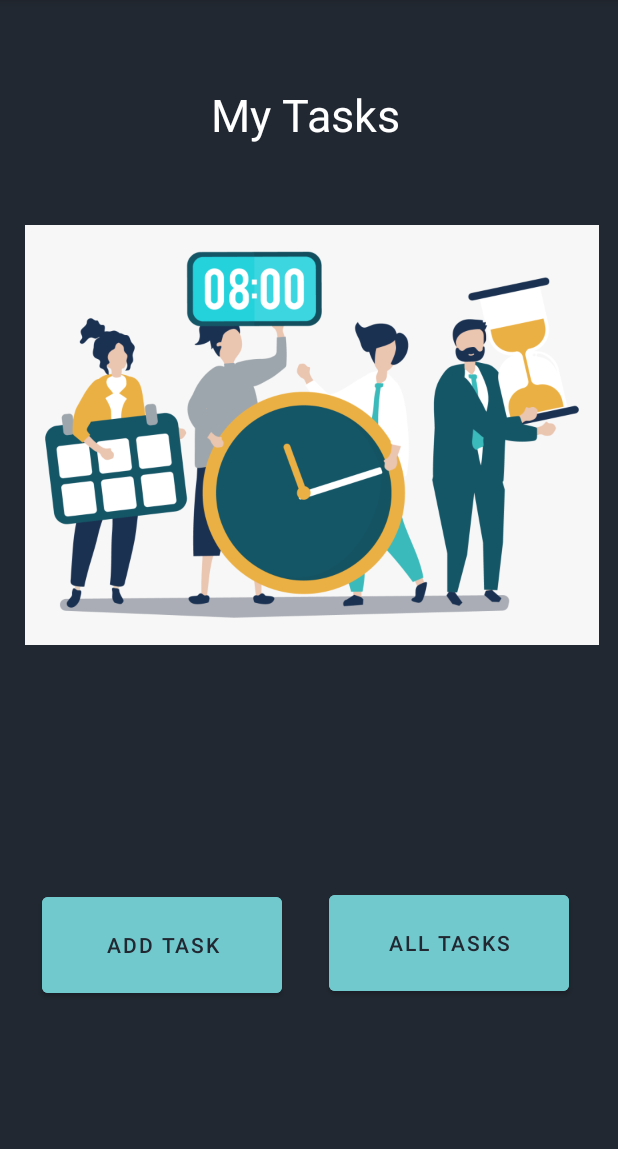
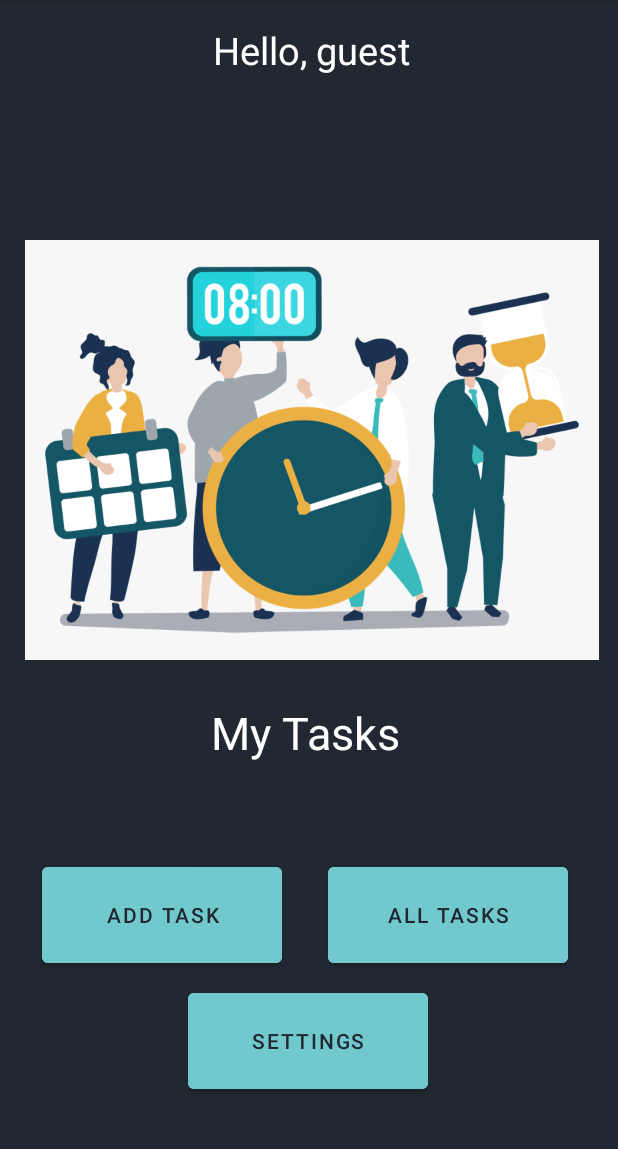
Before and after one commit to RahafJ96/taskmaster, an Android app: the MyTasks screen opened directly, with no data from a screen before it, on a phone screen of 412 x 824 dp, the part 84-1233 px from its top. Run offline under Robolectric (Android 15) with nearby library versions, the phone set to English and light mode, and no system bars.

Commit message:
lab-27 sloved

```diff
--- a/app/build.gradle
+++ b/app/build.gradle
@@ -29,6 +29,7 @@ android {
 
 dependencies {
     implementation'com.github.chyrta:AndroidOnboarder:0.7'
+    implementation 'androidx.preference:preference:1.1.1'
     implementation 'androidx.appcompat:appcompat:1.3.1'
     implementation 'com.google.android.material:material:1.4.0'
     implementation 'androidx.constraintlayout:constraintlayout:2.1.1'
--- a/app/src/main/java/com/example/taskmaster/MyTasks.java
+++ b/app/src/main/java/com/example/taskmaster/MyTasks.java
@@ -5,9 +5,12 @@ import androidx.appcompat.app.ActionBar;
 import androidx.appcompat.app.AppCompatActivity;
 
 import android.content.Intent;
+import android.content.SharedPreferences;
 import android.os.Bundle;
+import android.preference.PreferenceManager;
 import android.view.MenuItem;
 import android.view.View;
+import android.widget.TextView;
 import android.widget.Toast;
 
 public class MyTasks extends AppCompatActivity {
@@ -29,4 +32,23 @@ public class MyTasks extends AppCompatActivity {
         Intent intent=new Intent(MyTasks.this,AllTasks.class);
         startActivity(intent);
     }
+    @Override
+    protected void onResume() {
+
+        super.onResume();
+
+        SharedPreferences prefs = PreferenceManager.getDefaultSharedPreferences(this);
+        String user = prefs.getString("username","guest");
+        String mail = prefs.getString("email",null);
+        TextView username=(TextView)findViewById(R.id.username);
+        TextView email=(TextView)findViewById(R.id.email);
+        username.setText("Hello, "+user);
+        email.setText(mail);
+    }
+
+    public void setting(View view) {
+        Intent i=new Intent(MyTasks.this,Settings.class);
+        startActivity(i);
+
+    }
 }
--- a/app/src/main/res/layout/activity_my_tasks.xml
+++ b/app/src/main/res/layout/activity_my_tasks.xml
@@ -7,45 +7,68 @@
     android:background="@color/purple"
     tools:context=".MyTasks">
 
+    <TextView
+        android:id="@+id/username"
+        android:layout_width="wrap_content"
+        android:layout_height="wrap_content"
+        android:layout_marginTop="16dp"
+        android:text="Hello, Guest"
+        android:textColor="@color/white"
+        android:textSize="25sp"
+        app:layout_constraintEnd_toEndOf="parent"
+        app:layout_constraintHorizontal_bias="0.505"
+        app:layout_constraintStart_toStartOf="parent"
+        app:layout_constraintTop_toTopOf="parent" />
+
+    <TextView
+        android:id="@+id/email"
+        android:layout_width="wrap_content"
+        android:layout_height="wrap_content"
+        android:text=""
+        android:textColor="@color/white"
+        android:textSize="15sp"
+        app:layout_constraintBottom_toTopOf="@+id/imageView"
+        app:layout_constraintEnd_toEndOf="parent"
+        app:layout_constraintHorizontal_bias="0.498"
+        app:layout_constraintStart_toStartOf="parent"
+        app:layout_constraintTop_toBottomOf="@+id/username" />
 
     <TextView
         android:id="@+id/textView"
         android:layout_width="130dp"
         android:layout_height="44dp"
-        android:layout_marginTop="56dp"
+        android:layout_marginBottom="60dp"
         android:text="My Tasks"
         android:textColor="@color/white"
         android:textSize="30sp"
+        app:layout_constraintBottom_toTopOf="@+id/allTasks"
         app:layout_constraintEnd_toEndOf="parent"
         app:layout_constraintHorizontal_bias="0.498"
-        app:layout_constraintStart_toStartOf="parent"
-        app:layout_constraintTop_toTopOf="parent" />
+        app:layout_constraintStart_toStartOf="parent" />
 
     <ImageView
         android:id="@+id/imageView"
         android:layout_width="match_parent"
         android:layout_height="280dp"
         android:layout_marginStart="4dp"
-        android:layout_marginTop="50dp"
+        android:layout_marginBottom="28dp"
         android:src="@drawable/pic1"
-        app:layout_constraintBottom_toTopOf="@+id/addTask"
+        app:layout_constraintBottom_toTopOf="@+id/textView"
         app:layout_constraintEnd_toEndOf="parent"
         app:layout_constraintHorizontal_bias="0.0"
-        app:layout_constraintStart_toStartOf="parent"
-        app:layout_constraintTop_toBottomOf="@+id/textView"
-        app:layout_constraintVertical_bias="0.0" />
+        app:layout_constraintStart_toStartOf="parent" />
 
     <Button
         android:id="@+id/addTask"
         android:layout_width="160dp"
         android:layout_height="76dp"
         android:layout_marginStart="28dp"
-        android:layout_marginBottom="100dp"
+        android:layout_marginBottom="8dp"
         android:backgroundTint="@color/purple_200"
         android:onClick="add"
         android:text="@string/add_task"
         android:textColor="@color/purple"
-        app:layout_constraintBottom_toBottomOf="parent"
+        app:layout_constraintBottom_toTopOf="@+id/setting"
         app:layout_constraintStart_toStartOf="parent" />
 
     <Button
@@ -53,16 +76,28 @@
 
         android:layout_width="160dp"
         android:layout_height="76dp"
-        android:layout_marginBottom="100dp"
+        android:layout_marginBottom="8dp"
         android:backgroundTint="@color/purple_200"
         android:onClick="all"
         android:text="@string/all_tasks"
         android:textColor="@color/purple"
+        app:layout_constraintBottom_toTopOf="@+id/setting"
+        app:layout_constraintEnd_toEndOf="parent"
+        app:layout_constraintHorizontal_bias="0.476"
+        app:layout_constraintStart_toEndOf="@+id/addTask" />
+
+    <Button
+        android:id="@+id/setting"
+
+        android:layout_width="160dp"
+        android:layout_height="76dp"
+        android:layout_marginBottom="36dp"
+        android:backgroundTint="@color/purple_200"
+        android:onClick="setting"
+        android:text="@string/settings"
+        android:textColor="@color/purple"
         app:layout_constraintBottom_toBottomOf="parent"
         app:layout_constraintEnd_toEndOf="parent"
-        app:layout_constraintHorizontal_bias="0.492"
-        app:layout_constraintStart_toEndOf="@+id/addTask"
-        app:layout_constraintTop_toBottomOf="@+id/imageView"
-        app:layout_constraintVertical_bias="0.992" />
-
+        app:layout_constraintHorizontal_bias="0.498"
+        app:layout_constraintStart_toStartOf="parent" />
 </androidx.constraintlayout.widget.ConstraintLayout>
--- a/app/src/main/res/values/strings.xml
+++ b/app/src/main/res/values/strings.xml
@@ -2,4 +2,9 @@
     <string name="app_name">Task Master</string>
     <string name="add_task">Add Task</string>
     <string name="all_tasks">All Tasks</string>
+    <string name="lorem">Lorem Ipsum </string>
+    <string name="sleep">Sleep</string>
+    <string name="coding">coding</string>
+    <string name="ctf">competition</string>
+    <string name="settings">Settings</string>
 </resources>
```
Also changed, not shown: app/src/main/AndroidManifest.xml (+6 -2 lines), app/src/main/java/com/example/taskmaster/AddTask.java (+15 -3 lines), app/src/main/java/com/example/taskmaster/AllTasks.java (+41 -9 lines), app/src/main/java/com/example/taskmaster/Settings.java (added, +67 -0 lines), app/src/main/java/com/example/taskmaster/TaskDetails.java (added, +43 -0 lines), app/src/main/res/layout/activity_all_tasks.xml (+76 -18 lines), app/src/main/res/layout/activity_settings.xml (added, +100 -0 lines), app/src/main/res/layout/activity_task_details.xml (added, +36 -0 lines), app/src/main/java/com/example/taskmaster/MainActivity.java (line endings or trailing spaces), app/src/main/res/values/colors.xml (line endings or trailing spaces), app/src/main/res/values/themes.xml (line endings or trailing spaces), 1 other file.
